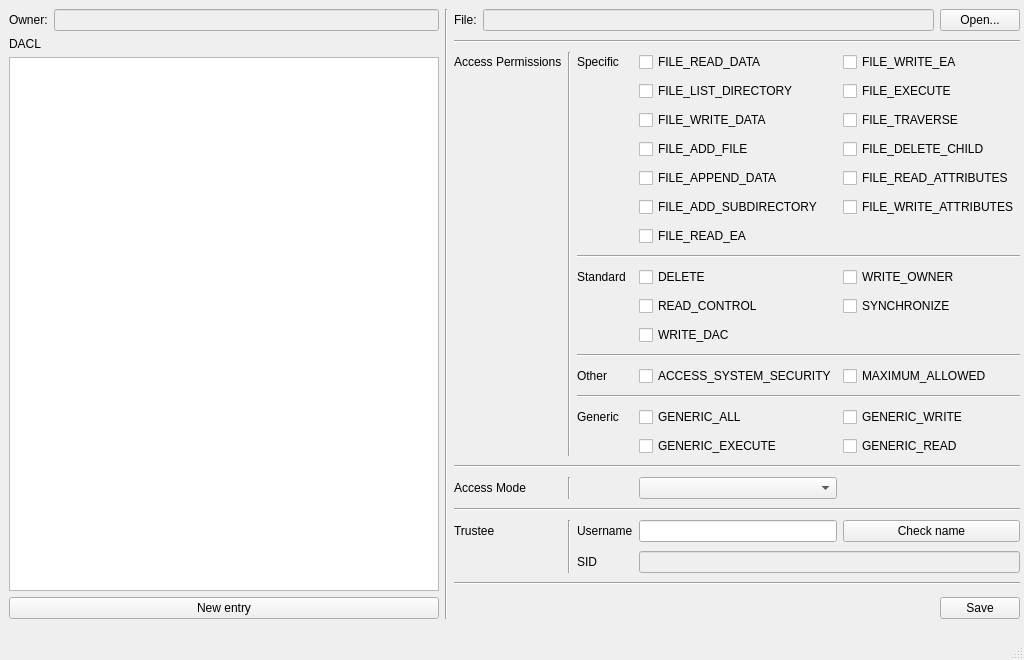
Above: mainwindow.ui from 6uoMycop/ACL_editor before the change. Below: the same form after it.
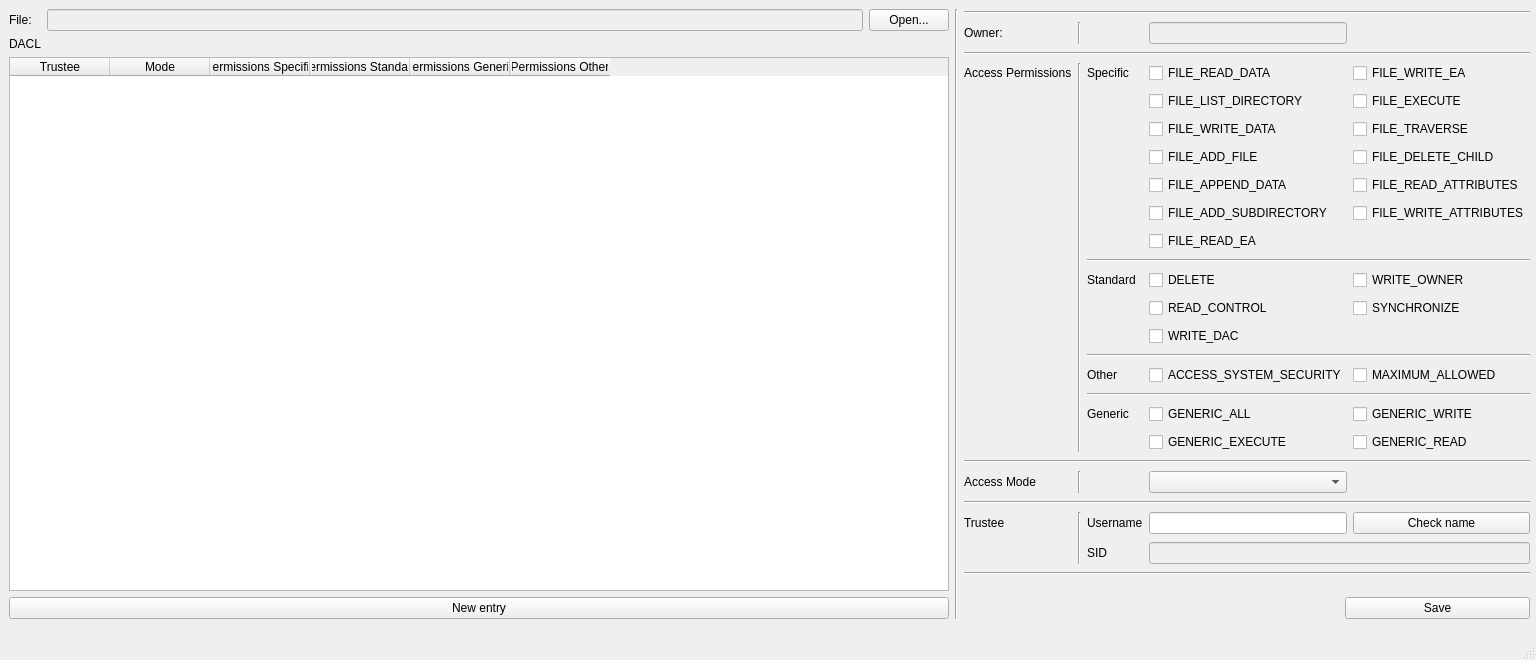
That is the form after the change.

Commit message: acl list

```diff
--- a/mainwindow.ui
+++ b/mainwindow.ui
@@ -6,7 +6,7 @@
    <rect>
     <x>0</x>
     <y>0</y>
-    <width>1024</width>
+    <width>1536</width>
     <height>660</height>
    </rect>
   </property>
@@ -18,13 +18,13 @@
   </property>
   <property name="minimumSize">
    <size>
-    <width>1024</width>
+    <width>1536</width>
     <height>650</height>
    </size>
   </property>
   <property name="maximumSize">
    <size>
-    <width>1024</width>
+    <width>1536</width>
     <height>660</height>
    </size>
   </property>
@@ -37,66 +37,182 @@
      <rect>
       <x>9</x>
       <y>9</y>
-      <width>1011</width>
+      <width>1521</width>
       <height>610</height>
      </rect>
     </property>
     <layout class="QGridLayout" name="gridLayout">
-     <item row="3" column="0" colspan="2">
+     <item row="3" column="0" colspan="3">
       <widget class="QPushButton" name="pushButton_New">
        <property name="text">
         <string>New entry</string>
        </property>
       </widget>
      </item>
-     <item row="1" column="0">
-      <widget class="QLabel" name="label_ACL">
-       <property name="text">
-        <string>DACL</string>
+     <item row="0" column="1">
+      <widget class="QLineEdit" name="lineEdit_FileName">
+       <property name="enabled">
+        <bool>false</bool>
        </property>
       </widget>
      </item>
-     <item row="2" column="0" colspan="2">
-      <widget class="QListView" name="listView_ACL"/>
-     </item>
-     <item row="3" column="5">
-      <widget class="QPushButton" name="pushButton_Save">
-       <property name="text">
-        <string>Save</string>
-       </property>
+     <item row="2" column="0" colspan="3">
+      <widget class="QTableWidget" name="tableWidget_ACL">
+       <column>
+        <property name="text">
+         <string>Trustee</string>
+        </property>
+       </column>
+       <column>
+        <property name="text">
+         <string>Mode</string>
+        </property>
+       </column>
+       <column>
+        <property name="text">
+         <string>Permissions Specific</string>
+        </property>
+       </column>
+       <column>
+        <property name="text">
+         <string>Permissions Standard</string>
+        </property>
+       </column>
+       <column>
+        <property name="text">
+         <string>Permissions Generic</string>
+        </property>
+       </column>
+       <column>
+        <property name="text">
+         <string>Permissions Other</string>
+        </property>
+       </column>
       </widget>
      </item>
      <item row="0" column="0">
-      <widget class="QLabel" name="label_2">
-       <property name="text">
-        <string>Owner:</string>
-       </property>
-      </widget>
-     </item>
-     <item row="0" column="3">
       <widget class="QLabel" name="label_File">
        <property name="text">
         <string>File:</string>
        </property>
       </widget>
      </item>
-     <item row="0" column="4">
-      <widget class="QLineEdit" name="lineEdit_FileName">
-       <property name="enabled">
-        <bool>false</bool>
+     <item row="0" column="3" rowspan="4">
+      <widget class="Line" name="line_11">
+       <property name="orientation">
+        <enum>Qt::Vertical</enum>
        </property>
       </widget>
      </item>
-     <item row="0" column="5">
+     <item row="0" column="2">
       <widget class="QPushButton" name="pushButton_Open">
        <property name="text">
         <string>Open...</string>
        </property>
       </widget>
      </item>
-     <item row="1" column="3" rowspan="2" colspan="3">
+     <item row="1" column="0">
+      <widget class="QLabel" name="label_ACL">
+       <property name="text">
+        <string>DACL</string>
+       </property>
+      </widget>
+     </item>
+     <item row="3" column="6">
+      <widget class="QPushButton" name="pushButton_Save">
+       <property name="text">
+        <string>Save</string>
+       </property>
+      </widget>
+     </item>
+     <item row="0" column="4" rowspan="3" colspan="3">
       <layout class="QGridLayout" name="gridLayout_2">
-       <item row="6" column="3">
+       <item row="16" column="2" colspan="3">
+        <widget class="Line" name="line_8">
+         <property name="orientation">
+          <enum>Qt::Horizontal</enum>
+         </property>
+        </widget>
+       </item>
+       <item row="14" column="2" colspan="3">
+        <widget class="Line" name="line_7">
+         <property name="orientation">
+          <enum>Qt::Horizontal</enum>
+         </property>
+        </widget>
+       </item>
+       <item row="18" column="3">
+        <widget class="QCheckBox" name="checkBox_GENERIC_EXECUTE">
+         <property name="toolTip">
+          <string>Execute access</string>
+         </property>
+         <property name="text">
+          <string>GENERIC_EXECUTE</string>
+         </property>
+        </widget>
+       </item>
+       <item row="20" column="1">
+        <widget class="Line" name="line_3">
+         <property name="orientation">
+          <enum>Qt::Vertical</enum>
+         </property>
+        </widget>
+       </item>
+       <item row="11" column="3">
+        <widget class="QCheckBox" name="checkBox_DELETE">
+         <property name="toolTip">
+          <string>Delete access.</string>
+         </property>
+         <property name="text">
+          <string>DELETE</string>
+         </property>
+        </widget>
+       </item>
+       <item row="7" column="4">
+        <widget class="QCheckBox" name="checkBox_FILE_READ_ATTRIBUTES">
+         <property name="toolTip">
+          <string>Grants the right to read file attributes.</string>
+         </property>
+         <property name="text">
+          <string>FILE_READ_ATTRIBUTES</string>
+         </property>
+        </widget>
+       </item>
+       <item row="22" column="2">
+        <widget class="QLabel" name="label_Username">
+         <property name="text">
+          <string>Username</string>
+         </property>
+        </widget>
+       </item>
+       <item row="3" column="2">
+        <widget class="QLabel" name="label_Specific">
+         <property name="toolTip">
+          <string>Specific rights. Contains the access mask specific to the object type associated with the mask (HERE - for a file or directory).</string>
+         </property>
+         <property name="text">
+          <string>Specific</string>
+         </property>
+        </widget>
+       </item>
+       <item row="5" column="3">
+        <widget class="QCheckBox" name="checkBox_FILE_WRITE_DATA">
+         <property name="toolTip">
+          <string>Grants the right to write data to the file.</string>
+         </property>
+         <property name="text">
+          <string>FILE_WRITE_DATA</string>
+         </property>
+        </widget>
+       </item>
+       <item row="21" column="0" colspan="5">
+        <widget class="Line" name="line_4">
+         <property name="orientation">
+          <enum>Qt::Horizontal</enum>
+         </property>
+        </widget>
+       </item>
+       <item row="8" column="3">
         <widget class="QCheckBox" name="checkBox_FILE_ADD_SUBDIRECTORY">
          <property name="toolTip">
           <string>Grants the right to append data to the file. For a directory, this value grants the right to create a subdirectory.</string>
@@ -106,101 +222,52 @@
          </property>
         </widget>
        </item>
-       <item row="12" column="2" colspan="3">
-        <widget class="Line" name="line_7">
-         <property name="orientation">
-          <enum>Qt::Horizontal</enum>
-         </property>
-        </widget>
-       </item>
-       <item row="1" column="1" rowspan="16">
-        <widget class="Line" name="line">
-         <property name="orientation">
-          <enum>Qt::Vertical</enum>
-         </property>
-        </widget>
-       </item>
-       <item row="16" column="4">
-        <widget class="QCheckBox" name="checkBox_GENERIC_READ">
+       <item row="5" column="4">
+        <widget class="QCheckBox" name="checkBox_FILE_TRAVERSE">
          <property name="toolTip">
           <string>Read access</string>
          </property>
          <property name="text">
-          <string>GENERIC_READ</string>
+          <string>FILE_TRAVERSE</string>
          </property>
         </widget>
        </item>
-       <item row="14" column="2" colspan="3">
-        <widget class="Line" name="line_8">
-         <property name="orientation">
-          <enum>Qt::Horizontal</enum>
-         </property>
-        </widget>
-       </item>
-       <item row="1" column="3">
-        <widget class="QCheckBox" name="checkBox_FILE_READ_DATA">
-         <property name="toolTip">
-          <string>Grants the right to read data from the file.</string>
-         </property>
-         <property name="text">
-          <string>FILE_READ_DATA</string>
-         </property>
-        </widget>
-       </item>
-       <item row="15" column="4">
-        <widget class="QCheckBox" name="checkBox_GENERIC_WRITE">
-         <property name="toolTip">
-          <string>Write access</string>
-         </property>
-         <property name="text">
-          <string>GENERIC_WRITE</string>
-         </property>
-        </widget>
-       </item>
-       <item row="2" column="3">
-        <widget class="QCheckBox" name="checkBox_FILE_LIST_DIRECTORY">
-         <property name="toolTip">
-          <string>Grants the right to read data from the file. For a directory, this value grants the right to list the contents of the directory.</string>
-         </property>
-         <property name="text">
-          <string>FILE_LIST_DIRECTORY</string>
-         </property>
-        </widget>
-       </item>
-       <item row="13" column="3">
-        <widget class="QCheckBox" name="checkBox_ACCESS_SYSTEM_SECURITY">
-         <property name="toolTip">
-          <string>Access system security (ACCESS_SYSTEM_SECURITY). It is used to indicate access to a system access control list (SACL). This type of access requires the calling process to have the SE_SECURITY_NAME (Manage auditing and security log) privilege. If this flag is set in the access mask of an audit access ACE (successful or unsuccessful access), the SACL access will be audited.</string>
-         </property>
-         <property name="text">
-          <string>ACCESS_SYSTEM_SECURITY</string>
-         </property>
-        </widget>
-       </item>
-       <item row="18" column="0">
-        <widget class="QLabel" name="label_AccessMode">
+       <item row="20" column="3">
+        <widget class="QComboBox" name="comboBox_AccessMode">
          <property name="toolTip">
           <string>GRANT_ACCESS		- Indicates an ACCESS_ALLOWED_ACE structure. The new ACE combines the specified rights with any existing allowed or denied rights of the trustee.
 SET_ACCESS		- Indicates an ACCESS_ALLOWED_ACEstructure that allows the specified rights. On input, this value discards any existing access control information for the trustee.
 DENY_ACCESS		- Indicates an ACCESS_DENIED_ACEstructure that denies the specified rights. On input, this value denies the specified rights in addition to any currently denied rights of the trustee.
 REVOKE_ACCESS	- Indicates that all existing ACCESS_ALLOWED_ACE or SYSTEM_AUDIT_ACE structures for the specified trustee are removed.</string>
          </property>
-         <property name="text">
-          <string>Access Mode</string>
-         </property>
+         <item>
+          <property name="text">
+           <string/>
+          </property>
+         </item>
+         <item>
+          <property name="text">
+           <string>GRANT_ACCESS</string>
+          </property>
+         </item>
+         <item>
+          <property name="text">
+           <string>SET_ACCESS</string>
+          </property>
+         </item>
+         <item>
+          <property name="text">
+           <string>DENY_ACCESS</string>
+          </property>
+         </item>
+         <item>
+          <property name="text">
+           <string>REVOKE_ACCESS</string>
+          </property>
+         </item>
         </widget>
        </item>
-       <item row="6" column="4">
-        <widget class="QCheckBox" name="checkBox_FILE_WRITE_ATTRIBUTES">
-         <property name="toolTip">
-          <string>Grants the right to change file attributes.</string>
-         </property>
-         <property name="text">
-          <string>FILE_WRITE_ATTRIBUTES</string>
-         </property>
-        </widget>
-       </item>
-       <item row="9" column="4">
+       <item row="11" column="4">
         <widget class="QCheckBox" name="checkBox_WRITE_OWNER">
          <property name="toolTip">
           <string>Write access to owner.</string>
@@ -210,7 +277,17 @@
          </property>
         </widget>
        </item>
-       <item row="1" column="4">
+       <item row="6" column="4">
+        <widget class="QCheckBox" name="checkBox_FILE_DELETE_CHILD">
+         <property name="toolTip">
+          <string>Grants the right to delete a directory and all the files it contains (its children), even if the files are read-only.</string>
+         </property>
+         <property name="text">
+          <string>FILE_DELETE_CHILD</string>
+         </property>
+        </widget>
+       </item>
+       <item row="3" column="4">
         <widget class="QCheckBox" name="checkBox_FILE_WRITE_EA">
          <property name="toolTip">
           <string>Grants the right to write extended attributes.</string>
@@ -220,7 +297,78 @@
          </property>
         </widget>
        </item>
-       <item row="15" column="3">
+       <item row="23" column="2">
+        <widget class="QLabel" name="label_SID">
+         <property name="text">
+          <string>SID</string>
+         </property>
+        </widget>
+       </item>
+       <item row="15" column="4">
+        <widget class="QCheckBox" name="checkBox_MAXIMUM_ALLOWED">
+         <property name="text">
+          <string>MAXIMUM_ALLOWED</string>
+         </property>
+        </widget>
+       </item>
+       <item row="13" column="3">
+        <widget class="QCheckBox" name="checkBox_WRITE_DAC">
+         <property name="toolTip">
+          <string>Write access to the DACL.</string>
+         </property>
+         <property name="text">
+          <string>WRITE_DAC</string>
+         </property>
+        </widget>
+       </item>
+       <item row="4" column="4">
+        <widget class="QCheckBox" name="checkBox_FILE_EXECUTE">
+         <property name="toolTip">
+          <string>Grants the right to execute a file.</string>
+         </property>
+         <property name="text">
+          <string>FILE_EXECUTE</string>
+         </property>
+        </widget>
+       </item>
+       <item row="4" column="3">
+        <widget class="QCheckBox" name="checkBox_FILE_LIST_DIRECTORY">
+         <property name="toolTip">
+          <string>Grants the right to read data from the file. For a directory, this value grants the right to list the contents of the directory.</string>
+         </property>
+         <property name="text">
+          <string>FILE_LIST_DIRECTORY</string>
+         </property>
+        </widget>
+       </item>
+       <item row="9" column="3">
+        <widget class="QCheckBox" name="checkBox_FILE_READ_EA">
+         <property name="toolTip">
+          <string>Grants the right to read extended attributes.</string>
+         </property>
+         <property name="text">
+          <string>FILE_READ_EA</string>
+         </property>
+        </widget>
+       </item>
+       <item row="15" column="2">
+        <widget class="QLabel" name="label_Other">
+         <property name="text">
+          <string>Other</string>
+         </property>
+        </widget>
+       </item>
+       <item row="18" column="4">
+        <widget class="QCheckBox" name="checkBox_GENERIC_READ">
+         <property name="toolTip">
+          <string>Read access</string>
+         </property>
+         <property name="text">
+          <string>GENERIC_READ</string>
+         </property>
+        </widget>
+       </item>
+       <item row="17" column="3">
         <widget class="QCheckBox" name="checkBox_GENERIC_ALL">
          <property name="toolTip">
           <string>All possible access rights</string>
@@ -230,24 +378,7 @@
          </property>
         </widget>
        </item>
-       <item row="13" column="4">
-        <widget class="QCheckBox" name="checkBox_MAXIMUM_ALLOWED">
-         <property name="text">
-          <string>MAXIMUM_ALLOWED</string>
-         </property>
-        </widget>
-       </item>
-       <item row="3" column="4">
-        <widget class="QCheckBox" name="checkBox_FILE_TRAVERSE">
-         <property name="toolTip">
-          <string>Grants the right to execute a file. For a directory, the directory can be traversed.</string>
-         </property>
-         <property name="text">
-          <string>FILE_TRAVERSE</string>
-         </property>
-        </widget>
-       </item>
-       <item row="10" column="4">
+       <item row="12" column="4">
         <widget class="QCheckBox" name="checkBox_SYNCHRONIZE">
          <property name="toolTip">
           <string>Synchronize access.</string>
@@ -257,88 +388,55 @@
          </property>
         </widget>
        </item>
-       <item row="17" column="0" colspan="5">
-        <widget class="Line" name="line_2">
-         <property name="orientation">
-          <enum>Qt::Horizontal</enum>
-         </property>
-        </widget>
-       </item>
-       <item row="20" column="1" rowspan="2">
-        <widget class="Line" name="line_5">
-         <property name="orientation">
-          <enum>Qt::Vertical</enum>
-         </property>
-        </widget>
-       </item>
-       <item row="1" column="2">
-        <widget class="QLabel" name="label_Specific">
-         <property name="toolTip">
-          <string>Specific rights. Contains the access mask specific to the object type associated with the mask (HERE - for a file or directory).</string>
-         </property>
-         <property name="text">
-          <string>Specific</string>
-         </property>
-        </widget>
-       </item>
-       <item row="20" column="3">
-        <widget class="QLineEdit" name="lineEdit_Username"/>
-       </item>
-       <item row="13" column="2">
-        <widget class="QLabel" name="label_Other">
-         <property name="text">
-          <string>Other</string>
-         </property>
-        </widget>
-       </item>
-       <item row="20" column="0">
+       <item row="22" column="0">
         <widget class="QLabel" name="label_Trustee">
          <property name="text">
           <string>Trustee</string>
          </property>
         </widget>
        </item>
-       <item row="4" column="4">
-        <widget class="QCheckBox" name="checkBox_FILE_DELETE_CHILD">
+       <item row="20" column="0">
+        <widget class="QLabel" name="label_AccessMode">
          <property name="toolTip">
           <string>Grants the right to delete a directory and all the files it contains (its children), even if the files are read-only.</string>
          </property>
          <property name="text">
-          <string>FILE_DELETE_CHILD</string>
+          <string>Access Mode</string>
          </property>
         </widget>
        </item>
-       <item row="7" column="3">
-        <widget class="QCheckBox" name="checkBox_FILE_READ_EA">
-         <property name="toolTip">
-          <string>Grants the right to read extended attributes.</string>
+       <item row="3" column="1" rowspan="16">
+        <widget class="Line" name="line">
+         <property name="orientation">
+          <enum>Qt::Vertical</enum>
          </property>
-         <property name="text">
-          <string>FILE_READ_EA</string>
-         </property>
         </widget>
        </item>
-       <item row="5" column="3">
-        <widget class="QCheckBox" name="checkBox_FILE_APPEND_DATA">
-         <property name="toolTip">
-          <string>Grants the right to append data to the file. For a directory, this value grants the right to create a subdirectory.</string>
+       <item row="22" column="1" rowspan="2">
+        <widget class="Line" name="line_5">
+         <property name="orientation">
+          <enum>Qt::Vertical</enum>
          </property>
+        </widget>
+       </item>
+       <item row="1" column="0">
+        <widget class="QLabel" name="label_2">
          <property name="text">
-          <string>FILE_APPEND_DATA</string>
+          <string>Owner:</string>
          </property>
         </widget>
        </item>
-       <item row="5" column="4">
-        <widget class="QCheckBox" name="checkBox_FILE_READ_ATTRIBUTES">
+       <item row="17" column="2">
+        <widget class="QLabel" name="label">
          <property name="toolTip">
           <string>Grants the right to read file attributes.</string>
          </property>
          <property name="text">
-          <string>FILE_READ_ATTRIBUTES</string>
+          <string>Generic</string>
          </property>
         </widget>
        </item>
-       <item row="9" column="2">
+       <item row="11" column="2">
         <widget class="QLabel" name="label_Standard">
          <property name="toolTip">
           <string>Standard rights. Contains the object's standard access rights.</string>
@@ -348,21 +446,82 @@
          </property>
         </widget>
        </item>
+       <item row="22" column="4">
+        <widget class="QPushButton" name="pushButton_CheckName">
+         <property name="text">
+          <string>Check name</string>
+         </property>
+        </widget>
+       </item>
+       <item row="17" column="4">
+        <widget class="QCheckBox" name="checkBox_GENERIC_WRITE">
+         <property name="toolTip">
+          <string>Write access</string>
+         </property>
+         <property name="text">
+          <string>GENERIC_WRITE</string>
+         </property>
+        </widget>
+       </item>
+       <item row="3" column="0">
+        <widget class="QLabel" name="label_AccessPermissions">
+         <property name="text">
+          <string>Access Permissions</string>
+         </property>
+        </widget>
+       </item>
+       <item row="0" column="0" colspan="5">
+        <widget class="Line" name="line_9">
+         <property name="orientation">
+          <enum>Qt::Horizontal</enum>
+         </property>
+        </widget>
+       </item>
        <item row="19" column="0" colspan="5">
-        <widget class="Line" name="line_4">
+        <widget class="Line" name="line_2">
          <property name="orientation">
           <enum>Qt::Horizontal</enum>
          </property>
         </widget>
        </item>
-       <item row="21" column="2">
-        <widget class="QLabel" name="label_SID">
+       <item row="24" column="0" colspan="5">
+        <widget class="Line" name="line_10">
+         <property name="orientation">
+          <enum>Qt::Horizontal</enum>
+         </property>
+        </widget>
+       </item>
+       <item row="8" column="4">
+        <widget class="QCheckBox" name="checkBox_FILE_WRITE_ATTRIBUTES">
+         <property name="toolTip">
+          <string>Grants the right to change file attributes.</string>
+         </property>
          <property name="text">
-          <string>SID</string>
+          <string>FILE_WRITE_ATTRIBUTES</string>
          </property>
         </widget>
        </item>
-       <item row="10" column="3">
+       <item row="15" column="3">
+        <widget class="QCheckBox" name="checkBox_ACCESS_SYSTEM_SECURITY">
+         <property name="toolTip">
+          <string>Access system security (ACCESS_SYSTEM_SECURITY). It is used to indicate access to a system access control list (SACL). This type of access requires the calling process to have the SE_SECURITY_NAME (Manage auditing and security log) privilege. If this flag is set in the access mask of an audit access ACE (successful or unsuccessful access), the SACL access will be audited.</string>
+         </property>
+         <property name="text">
+          <string>ACCESS_SYSTEM_SECURITY</string>
+         </property>
+        </widget>
+       </item>
+       <item row="7" column="3">
+        <widget class="QCheckBox" name="checkBox_FILE_APPEND_DATA">
+         <property name="toolTip">
+          <string>Grants the right to append data to the file. For a directory, this value grants the right to create a subdirectory.</string>
+         </property>
+         <property name="text">
+          <string>FILE_APPEND_DATA</string>
+         </property>
+        </widget>
+       </item>
+       <item row="12" column="3">
         <widget class="QCheckBox" name="checkBox_READ_CONTROL">
          <property name="toolTip">
           <string>Read access to the owner, group, and discretionary access control list (DACL) of the security descriptor.</string>
@@ -372,75 +531,27 @@
          </property>
         </widget>
        </item>
+       <item row="22" column="3">
+        <widget class="QLineEdit" name="lineEdit_Username"/>
+       </item>
+       <item row="23" column="3" colspan="2">
+        <widget class="QLineEdit" name="lineEdit_SID">
+         <property name="enabled">
+          <bool>false</bool>
+         </property>
+        </widget>
+       </item>
        <item row="3" column="3">
-        <widget class="QCheckBox" name="checkBox_FILE_WRITE_DATA">
+        <widget class="QCheckBox" name="checkBox_FILE_READ_DATA">
          <property name="toolTip">
           <string>Grants the right to write data to the file.</string>
          </property>
          <property name="text">
-          <string>FILE_WRITE_DATA</string>
+          <string>FILE_READ_DATA</string>
          </property>
         </widget>
        </item>
-       <item row="8" column="2" colspan="3">
-        <widget class="Line" name="line_6">
-         <property name="orientation">
-          <enum>Qt::Horizontal</enum>
-         </property>
-        </widget>
-       </item>
-       <item row="16" column="3">
-        <widget class="QCheckBox" name="checkBox_GENERIC_EXECUTE">
-         <property name="toolTip">
-          <string>Execute access</string>
-         </property>
-         <property name="text">
-          <string>GENERIC_EXECUTE</string>
-         </property>
-        </widget>
-       </item>
-       <item row="11" column="3">
-        <widget class="QCheckBox" name="checkBox_WRITE_DAC">
-         <property name="toolTip">
-          <string>Write access to the DACL.</string>
-         </property>
-         <property name="text">
-          <string>WRITE_DAC</string>
-         </property>
-        </widget>
-       </item>
-       <item row="20" column="4">
-        <widget class="QPushButton" name="pushButton_CheckName">
-         <property name="text">
-          <string>Check name</string>
-         </property>
-        </widget>
-       </item>
-       <item row="20" column="2">
-        <widget class="QLabel" name="label_Username">
-         <property name="text">
-          <string>Username</string>
-         </property>
-        </widget>
-       </item>
-       <item row="9" column="3">
-        <widget class="QCheckBox" name="checkBox_DELETE">
-         <property name="toolTip">
-          <string>Delete access.</string>
-         </property>
-         <property name="text">
-          <string>DELETE</string>
-         </property>
-        </widget>
-       </item>
-       <item row="18" column="1">
-        <widget class="Line" name="line_3">
-         <property name="orientation">
-          <enum>Qt::Vertical</enum>
-         </property>
-        </widget>
-       </item>
-       <item row="4" column="3">
+       <item row="6" column="3">
         <widget class="QCheckBox" name="checkBox_FILE_ADD_FILE">
          <property name="toolTip">
           <string>Grants the right to write data to the file. For a directory, this value grants the right to create a file in the directory.</string>
@@ -450,105 +561,36 @@
          </property>
         </widget>
        </item>
-       <item row="21" column="3" colspan="2">
-        <widget class="QLineEdit" name="lineEdit_SID">
+       <item row="10" column="2" colspan="3">
+        <widget class="Line" name="line_6">
+         <property name="orientation">
+          <enum>Qt::Horizontal</enum>
+         </property>
+        </widget>
+       </item>
+       <item row="2" column="0" colspan="5">
+        <widget class="Line" name="line_12">
+         <property name="orientation">
+          <enum>Qt::Horizontal</enum>
+         </property>
+        </widget>
+       </item>
+       <item row="1" column="1">
+        <widget class="Line" name="line_13">
+         <property name="orientation">
+          <enum>Qt::Vertical</enum>
+         </property>
+        </widget>
+       </item>
+       <item row="1" column="3">
+        <widget class="QLineEdit" name="lineEdit_Owner">
          <property name="enabled">
           <bool>false</bool>
          </property>
         </widget>
        </item>
-       <item row="1" column="0">
-        <widget class="QLabel" name="label_AccessPermissions">
-         <property name="text">
-          <string>Access Permissions</string>
-         </property>
-        </widget>
-       </item>
-       <item row="2" column="4">
-        <widget class="QCheckBox" name="checkBox_FILE_EXECUTE">
-         <property name="toolTip">
-          <string>Grants the right to execute a file.</string>
-         </property>
-         <property name="text">
-          <string>FILE_EXECUTE</string>
-         </property>
-        </widget>
-       </item>
-       <item row="15" column="2">
-        <widget class="QLabel" name="label">
-         <property name="toolTip">
-          <string>You can use generic access rights to specify the type of access you need when you are opening a handle to an object. This is typically simpler than specifying all the corresponding standard and specific rights.</string>
-         </property>
-         <property name="text">
-          <string>Generic</string>
-         </property>
-        </widget>
-       </item>
-       <item row="0" column="0" colspan="5">
-        <widget class="Line" name="line_9">
-         <property name="orientation">
-          <enum>Qt::Horizontal</enum>
-         </property>
-        </widget>
-       </item>
-       <item row="22" column="0" colspan="5">
-        <widget class="Line" name="line_10">
-         <property name="orientation">
-          <enum>Qt::Horizontal</enum>
-         </property>
-        </widget>
-       </item>
-       <item row="18" column="3">
-        <widget class="QComboBox" name="comboBox_AccessMode">
-         <property name="toolTip">
-          <string>GRANT_ACCESS		- Indicates an ACCESS_ALLOWED_ACE structure. The new ACE combines the specified rights with any existing allowed or denied rights of the trustee.
-SET_ACCESS		- Indicates an ACCESS_ALLOWED_ACEstructure that allows the specified rights. On input, this value discards any existing access control information for the trustee.
-DENY_ACCESS		- Indicates an ACCESS_DENIED_ACEstructure that denies the specified rights. On input, this value denies the specified rights in addition to any currently denied rights of the trustee.
-REVOKE_ACCESS	- Indicates that all existing ACCESS_ALLOWED_ACE or SYSTEM_AUDIT_ACE structures for the specified trustee are removed.</string>
-         </property>
-         <item>
-          <property name="text">
-           <string/>
-          </property>
-         </item>
-         <item>
-          <property name="text">
-           <string>GRANT_ACCESS</string>
-          </property>
-         </item>
-         <item>
-          <property name="text">
-           <string>SET_ACCESS</string>
-          </property>
-         </item>
-         <item>
-          <property name="text">
-           <string>DENY_ACCESS</string>
-          </property>
-         </item>
-         <item>
-          <property name="text">
-           <string>REVOKE_ACCESS</string>
-          </property>
-         </item>
-        </widget>
-       </item>
       </layout>
      </item>
-     <item row="0" column="1">
-      <widget class="QLineEdit" name="lineEdit_Owner">
-       <property name="enabled">
-        <bool>false</bool>
-       </property>
-      </widget>
-     </item>
-     <item row="0" column="2" rowspan="4">
-      <widget class="Line" name="line_11">
-       <property name="orientation">
-        <enum>Qt::Vertical</enum>
-       </property>
-      </widget>
-     </item>
     </layout>
    </widget>
   </widget>
```
Left out of the diff: 13 changed lines with no effect on the pictures. The commit also changes 2 other files.
